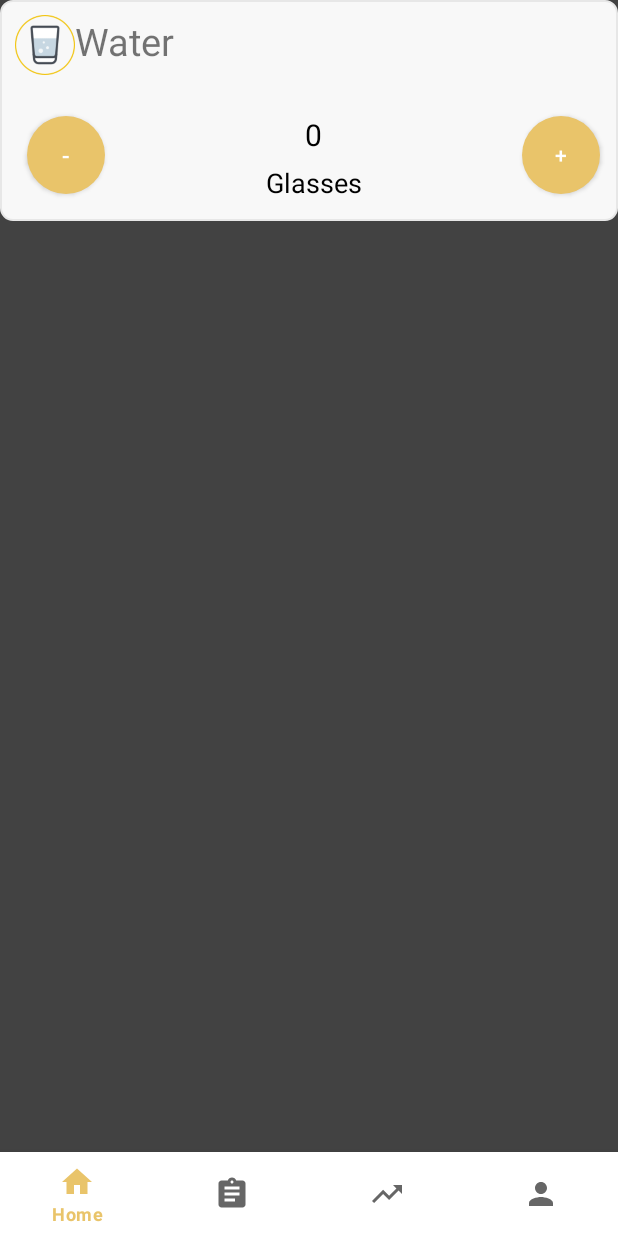
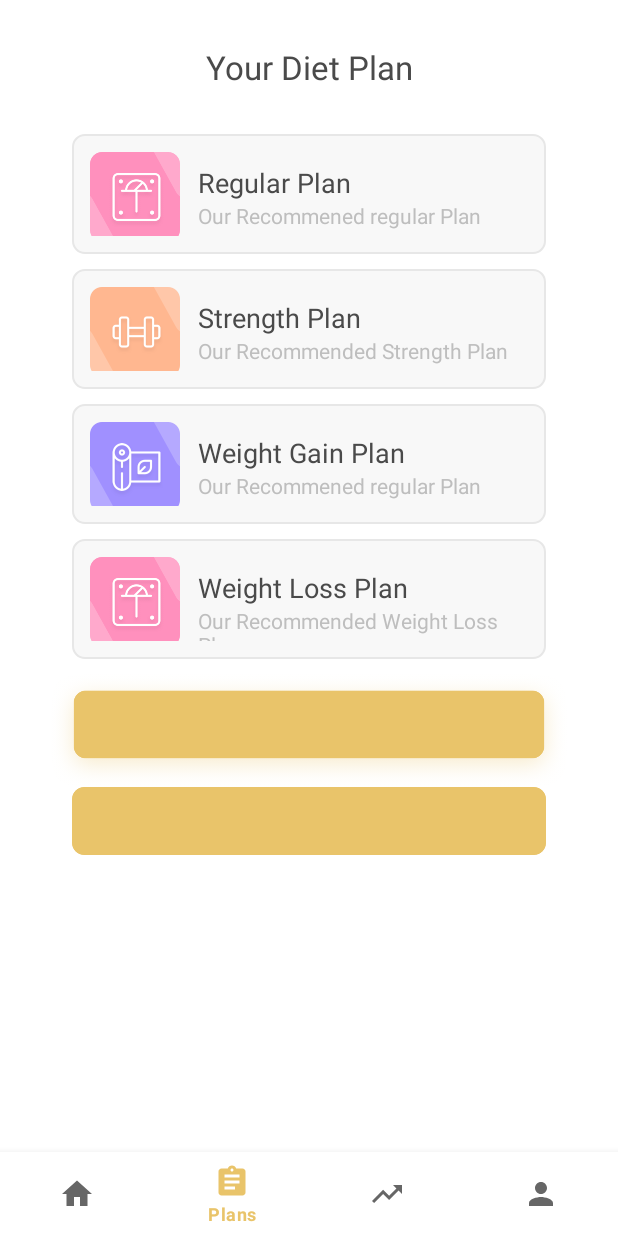
Before and after one commit to kuchekarsonal/getFitApp, an Android app: the fragment Fragment_Analysis placed in its activity, item 2 of the bottom bar chosen, on a phone screen of 412 x 824 dp. Run offline under Robolectric (Android 15) with nearby library versions, the phone set to English and light mode, and no system bars; libraries missing offline, so code that uses them is left out: retrofit2.adapter.rxjava.

Commit message:
water code updated

```diff
--- a/app/build.gradle
+++ b/app/build.gradle
@@ -50,6 +50,8 @@ dependencies {
     implementation 'io.reactivex.rxjava2:rxandroid:2.0.1'
     implementation 'io.reactivex.rxjava2:rxjava:2.1.7'
 
+    implementation 'androidx.viewpager2:viewpager2:1.0.0'
+    implementation 'com.makeramen:roundedimageview:2.3.0'
 
     //implementation 'io.reactivex.rxjava3:rxandroid:3.0.0'
 
--- a/app/src/main/java/com/example/getfit/Diet.java
+++ b/app/src/main/java/com/example/getfit/Diet.java
@@ -70,9 +70,9 @@ public class Diet extends AppCompatActivity {
                         setFragment(fragmentHome);
                         return  true;
 
-//                    case  R.id.nav_menu_plans:
-//                        setFragment(fragmentDietPlan);
-//                        return  true;
+                    case  R.id.nav_menu_plans:
+                        setFragment(fragmentDietPlan);
+                        return  true;
 
                     case R.id.nav_menu_analysis:
                         setFragment(fragmentAnalysis);
--- a/app/src/main/java/com/example/getfit/Fragments/Fragment_Analysis.java
+++ b/app/src/main/java/com/example/getfit/Fragments/Fragment_Analysis.java
@@ -40,7 +40,7 @@ public class Fragment_Analysis extends Fragment {
             @Override
             public void onClick(View v) {
                 count++;
-                countText.setText(count);
+                countText.setText(String.valueOf(count));
             }
         });
 
@@ -48,7 +48,7 @@ public class Fragment_Analysis extends Fragment {
             @Override
             public void onClick(View v) {
                 count --;
-                countText.setText(count);
+                countText.setText(String.valueOf(count));
             }
         });
         return view;
--- a/app/src/main/java/com/example/getfit/Fragments/Fragment_Home.java
+++ b/app/src/main/java/com/example/getfit/Fragments/Fragment_Home.java
@@ -206,8 +206,8 @@ public class Fragment_Home extends Fragment {
 
             @Override
             public void onFailure(Call<List<AddMealItem>> call, Throwable t) {
-                Toast.makeText(getActivity(), t.getMessage(),
-                        Toast.LENGTH_SHORT).show();
+               /* Toast.makeText(getActivity(), t.getMessage(),
+                        Toast.LENGTH_SHORT).show();*/
             }
         });
 
--- a/app/src/main/java/com/example/getfit/Retrofit/RetrofitClient.java
+++ b/app/src/main/java/com/example/getfit/Retrofit/RetrofitClient.java
@@ -9,7 +9,7 @@ import retrofit2.converter.scalars.ScalarsConverterFactory;
 
 public class RetrofitClient {
     private static Retrofit instance;
-    private static String BASE_URL = "http://192.168.43.57:3000"; //ip address of our machine
+    private static String BASE_URL = "http://192.168.43.38:3000"; //ip address of our machine
 
     public static Retrofit getInstance(){
         if(instance ==  null)
--- a/app/src/main/res/layout/fragment_fragment__analysis.xml
+++ b/app/src/main/res/layout/fragment_fragment__analysis.xml
@@ -45,7 +45,7 @@
                android:id="@+id/decrement"
                android:layout_width="52dp"
                android:layout_height="52dp"
-               android:layout_marginStart="10dp"
+               android:layout_marginStart="16dp"
                android:background="@drawable/colorglass"
                android:text="-"
                android:textAlignment="center"
@@ -75,7 +75,7 @@
                android:layout_height="wrap_content"
                android:layout_margin="5dp"
                android:textColor="#000000"
-               android:text="Glasses"
+               android:text="Glasses Consumed"
                android:textSize="18sp"
                app:layout_constraintBottom_toBottomOf="parent"
                app:layout_constraintEnd_toEndOf="@+id/tvCount"
@@ -87,7 +87,7 @@
                android:layout_height="52dp"
                android:layout_gravity="end"
 
-               android:layout_marginEnd="4dp"
+               android:layout_marginEnd="32dp"
                android:background="@drawable/colorglass"
                android:text="+"
                app:layout_constraintBottom_toBottomOf="parent"
--- a/app/src/main/res/layout/fragment_item_list.xml
+++ b/app/src/main/res/layout/fragment_item_list.xml
@@ -30,7 +30,7 @@
         android:layout_height="80dp"
         android:orientation="horizontal"
         android:layout_marginRight="32dp"
-        android:layout_marginBottom="5dp"
+        android:layout_marginBottom="10dp"
 
         android:layout_marginLeft="32dp"
         android:background="@drawable/bghome"
@@ -67,8 +67,8 @@
         android:layout_width="match_parent"
         android:layout_height="80dp"
         android:orientation="horizontal"
-        android:layout_marginBottom="5dp"
 
+        android:layout_marginBottom="10dp"
         android:layout_marginRight="32dp"
         android:layout_marginLeft="32dp"
         android:background="@drawable/bghome"
@@ -108,7 +108,7 @@
         android:layout_marginRight="32dp"
         android:layout_marginLeft="32dp"
         android:background="@drawable/bghome"
-        android:layout_marginBottom="5dp"
+        android:layout_marginBottom="10dp"
 
         android:padding="12dp">
 
@@ -144,6 +144,7 @@
         android:orientation="horizontal"
         android:layout_marginRight="32dp"
         android:layout_marginLeft="32dp"
+        android:layout_marginBottom="10dp"
         android:background="@drawable/bghome"
 
         android:padding="12dp">
--- a/app/src/main/res/layout/item_addmeal.xml
+++ b/app/src/main/res/layout/item_addmeal.xml
@@ -22,7 +22,7 @@
         android:layout_height="wrap_content"
         android:fontFamily="@font/brawler"
         android:text="490kcal"
-        android:layout_marginLeft="30dp"
+        android:layout_marginLeft="40dp"
         android:layout_gravity="end"
         android:textColor="#000"
         android:textSize="18sp" />
```
